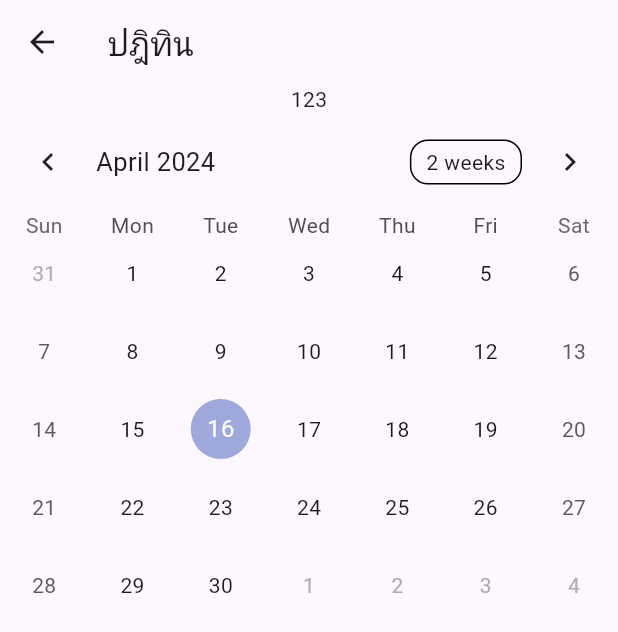
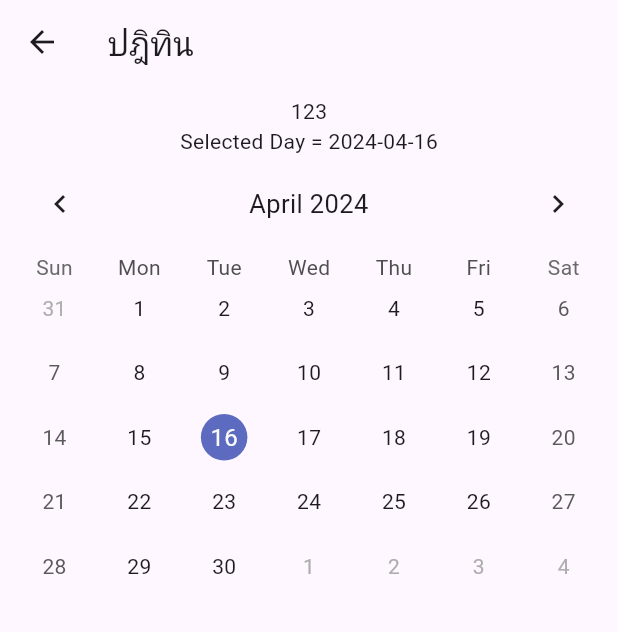
Before and after one commit to u6587051/DST66-1_ITDS283_MobileApplication, a Flutter app: the Calendar screen opened directly, on a phone screen of 412 x 824 dp. Shown: the top 632 px of the screen. Run offline on Flutter 3.47's test engine with Material 3 defaults, Android fonts, the phone set to English and light mode, and no system bars; drawn by our look-alikes of table_calendar; our stand-ins replace carousel_slider, cloud_firestore, firebase_auth, firebase_core, form_field_validator, go_router and 2 more; accounts and stored records are empty.

Commit message:
Update calendar.dart

```diff
--- a/pj_vaccinepassport/lib/feature_page/calendar/calendar.dart
+++ b/pj_vaccinepassport/lib/feature_page/calendar/calendar.dart
@@ -2,7 +2,7 @@ import 'package:flutter/material.dart';
 import 'package:table_calendar/table_calendar.dart';
 
 class Calendar extends StatefulWidget {
-  const Calendar({Key? key}) : super(key: key);
+  const Calendar({Key? key});
 
   @override
   State<Calendar> createState() => _CalendarState();
@@ -10,6 +10,11 @@ class Calendar extends StatefulWidget {
 
 class _CalendarState extends State<Calendar> {
   DateTime today = DateTime.now();
+  void _onDaySelected(DateTime day, DateTime FocusedDay) {
+    setState(() {
+      today = day;
+    });
+  }
 
   @override
   Widget build(BuildContext context) {
@@ -20,17 +25,28 @@ class _CalendarState extends State<Calendar> {
   }
 
   Widget content() {
-    return Column(
+    return Padding(
+      padding: const EdgeInsets.all(8.0),
+      child: Column(
         children: [
           Text('123'),
+          Text("Selected Day = " + today.toString().split(" ")[0]),
           Container(
             child: TableCalendar(
+              locale: "en_US",
+              rowHeight: 43,
+              headerStyle:
+                  HeaderStyle(formatButtonVisible: false, titleCentered: true),
+              availableGestures: AvailableGestures.all,
+              selectedDayPredicate: (day) => isSameDay(day, today),
               focusedDay: today,
               firstDay: DateTime.utc(2002, 10, 16),
               lastDay: DateTime.utc(2030, 3, 14),
+              onDaySelected: _onDaySelected,
             ),
           )
         ],
+      ),
     );
   }
 }
```
Lines whose indentation alone changed are shown as unchanged.
